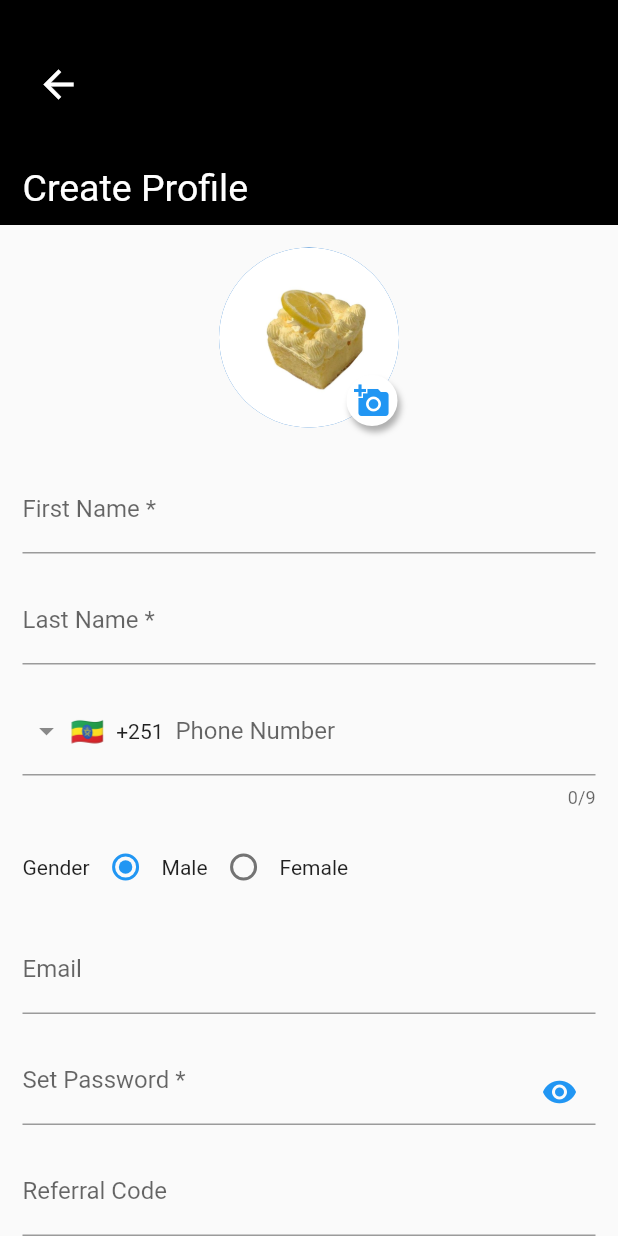
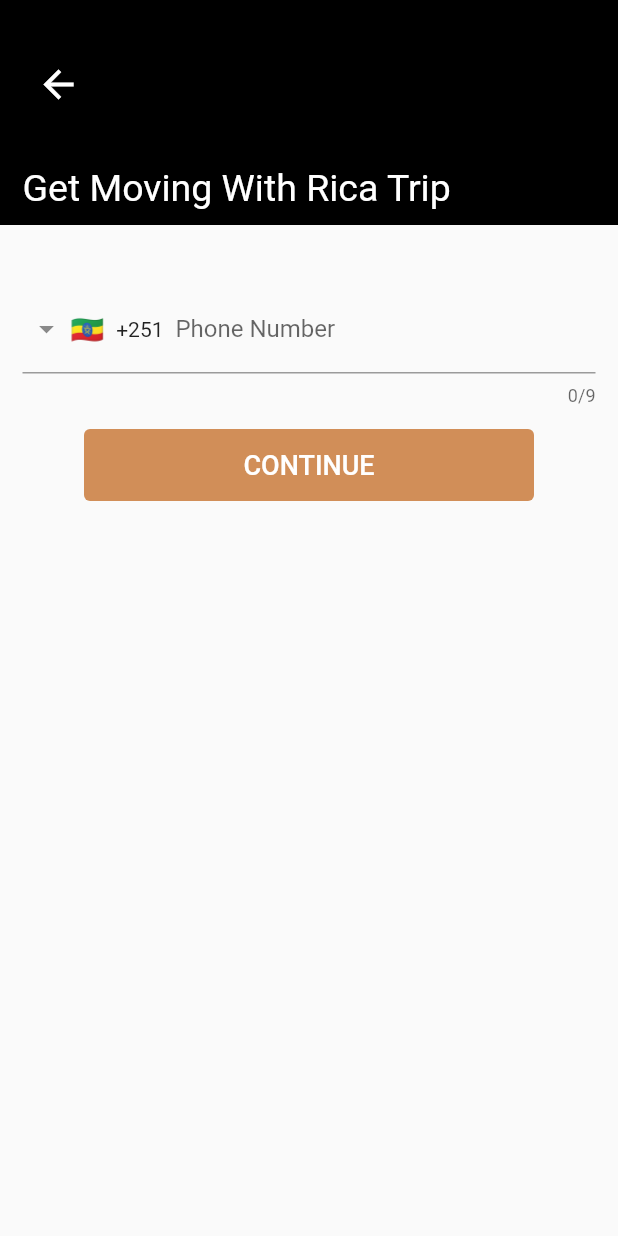
Before and after one commit to Michael-Jean-Wonde/Rica_Trip, a Flutter app: the screen it shows after launch, after a tap on "SIGNIN", on a phone screen of 412 x 824 dp. Run offline on Flutter 3.47's test engine with Material 2 defaults, Android fonts, the phone set to English and light mode, and no system bars; drawn by our look-alikes of intl_phone_field; our stand-ins replace intro_slider.

Commit message:
all done

```diff
--- a/lib/intro_slider.dart
+++ b/lib/intro_slider.dart
@@ -2,6 +2,7 @@
 
 import 'package:flutter/material.dart';
 import 'package:intro_slider/intro_slider.dart';
+import 'package:rica_app/login.dart';
 import 'package:rica_app/registerPage.dart';
 
 class IntroSliderPage extends StatefulWidget {
@@ -68,7 +69,7 @@
           width: double.infinity,
           height: double.infinity,
           child: Container(
-            margin: EdgeInsets.only(bottom: 0, top: 220),
+            margin: EdgeInsets.only(bottom: 20, top: 0),
             child: Column(
               mainAxisAlignment: MainAxisAlignment.center,
               crossAxisAlignment: CrossAxisAlignment.center,
@@ -118,6 +119,20 @@
   @override
   Widget build(BuildContext context) {
     return Scaffold(
+      appBar: AppBar(
+        backgroundColor: Colors.orange,
+        centerTitle: true,
+        title: SizedBox(
+          height: 200,
+          child: Image.asset(
+            "assets/images/RicaLogo.png",
+            alignment: Alignment.bottomCenter,
+          ),
+        ),
+        shadowColor: null,
+        elevation: 0,
+        toolbarHeight: 200,
+      ),
       body: IntroSlider(
         backgroundColorAllSlides: Colors.orange,
         sizeDot: 8.0,
@@ -136,21 +151,24 @@
         color: Colors.white,
         height: 180,
         child: Column(
+          mainAxisAlignment: MainAxisAlignment.spaceEvenly,
+          crossAxisAlignment: CrossAxisAlignment.start,
           // ignore: prefer_const_literals_to_create_immutables
           children: [
             Container(
+              width: 280,
               padding: EdgeInsets.only(top: 0, bottom: 5),
               child: Text(
                 "Get Moving With RicaTrip",
                 style: TextStyle(
                   color: Colors.black,
-                  fontSize: 28,
-                  fontWeight: FontWeight.normal,
+                  fontSize: 32,
+                  fontWeight: FontWeight.bold,
                 ),
               ),
             ),
             Container(
-              padding: EdgeInsets.only(top: 10, bottom: 5),
+              padding: EdgeInsets.only(top: 5, bottom: 5),
               child: Row(
                 mainAxisAlignment: MainAxisAlignment.spaceEvenly,
                 crossAxisAlignment: CrossAxisAlignment.center,
@@ -183,7 +201,7 @@
                         Navigator.push(
                           context,
                           MaterialPageRoute(
-                              builder: (context) => const RegisterPage()),
+                              builder: (context) => const LoginPage()),
                         );
                       },
                       style: ElevatedButton.styleFrom(
--- /dev/null
+++ b/lib/login.dart
@@ -0,0 +1,94 @@
+// ignore_for_file: prefer_const_constructors, prefer_const_literals_to_create_immutables
+
+import 'package:flutter/material.dart';
+import 'package:intl_phone_field/intl_phone_field.dart';
+import 'package:rica_app/intro_slider.dart';
+
+class LoginPage extends StatefulWidget {
+  const LoginPage({Key? key}) : super(key: key);
+
+  @override
+  State<LoginPage> createState() => _LoginPageState();
+}
+
+class _LoginPageState extends State<LoginPage> {
+  @override
+  Widget build(BuildContext context) {
+    return Scaffold(
+      body: Column(
+        children: [
+          Container(
+              padding: EdgeInsets.only(left: 15, top: 25, bottom: 10),
+              margin: EdgeInsets.only(bottom: 15),
+              color: Colors.black,
+              width: double.infinity,
+              alignment: Alignment.topLeft,
+              height: 150,
+              child: Column(
+                mainAxisAlignment: MainAxisAlignment.spaceBetween,
+                crossAxisAlignment: CrossAxisAlignment.start,
+                children: [
+                  IconButton(
+                      padding: EdgeInsets.only(top: 15, left: 0),
+                      icon: Icon(
+                        Icons.arrow_back_outlined,
+                        color: Colors.white,
+                        size: 30,
+                      ),
+                      onPressed: () {
+                        Navigator.push(
+                          context,
+                          MaterialPageRoute(
+                              builder: (context) => const IntroSliderPage()),
+                        );
+                      }),
+                  Text(
+                    "Get Moving With Rica Trip",
+                    style: TextStyle(color: Colors.white, fontSize: 25),
+                  ),
+                ],
+              ),
+            ),
+            Container(
+              margin: EdgeInsets.only(top: 25, left: 15, right: 15),
+              child: Column(
+                children: [
+                  IntlPhoneField(
+                    decoration: InputDecoration(
+                      labelText: 'Phone Number',
+                    ),
+                    initialCountryCode: 'ET',
+                  ),
+                  SizedBox(
+                    height: 15,
+                  ),
+                  ElevatedButton(
+                      onPressed: () {
+                        Navigator.push(
+                          context,
+                          MaterialPageRoute(
+                              builder: (context) => const IntroSliderPage()),
+                        );
+                      },
+                      style: ElevatedButton.styleFrom(
+                        primary: Color.fromARGB(192, 196, 107, 35),
+                        elevation: 0,
+                        onPrimary: Colors.white,
+                        padding: EdgeInsets.only(
+                            left: 20, right: 20, top: 10, bottom: 10),
+                        minimumSize: Size(300, 48),
+                      ),
+                      child: Text(
+                        "CONTINUE",
+                        style: TextStyle(
+                          fontSize: 18,
+                        ),
+                      )),
+                ],
+              ),
+            ),
+        ],
+      ),
+    );
+  }
+}
--- a/lib/main.dart
+++ b/lib/main.dart
@@ -2,6 +2,7 @@
 
 import 'package:flutter/material.dart';
 import 'package:rica_app/intro_slider.dart';
+import 'package:rica_app/login.dart';
 import 'package:rica_app/registerPage.dart';
 
 void main() {
--- a/lib/registerPage.dart
+++ b/lib/registerPage.dart
@@ -203,10 +203,35 @@
                   SizedBox(
                     height: 15,
                   ),
-                  Text(
-                    "By continuing, I confirm that i have read & agree to the Terms & Conditions and Privacy Policies",
+                  // Text(
+                  //   "By continuing, I confirm that i have read & agree to the Terms & Conditions and Privacy Policies",
+                  //   overflow: TextOverflow.visible,
+                  //   textAlign: TextAlign.center,
+                  // ),
+                  RichText(
+                    textAlign: TextAlign.center,
                     overflow: TextOverflow.visible,
-                    textAlign: TextAlign.center,
+                    text: TextSpan(
+                      children: [
+                        TextSpan(
+                          text:
+                              'By continuing, I confirm that i have read & agree to the, ',
+                          style: TextStyle(color: Colors.black),
+                        ),
+                        TextSpan(
+                          text: 'Terms & Conditions ',
+                          style: TextStyle(color: Colors.blue),
+                        ),
+                        TextSpan(
+                          text: 'and ',
+                          style: TextStyle(color: Colors.black),
+                        ),
+                        TextSpan(
+                          text: 'Privacy Policies ',
+                          style: TextStyle(color: Colors.blue),
+                        ),
+                      ],
+                    ),
                   ),
                   SizedBox(
                     height: 15,
```
